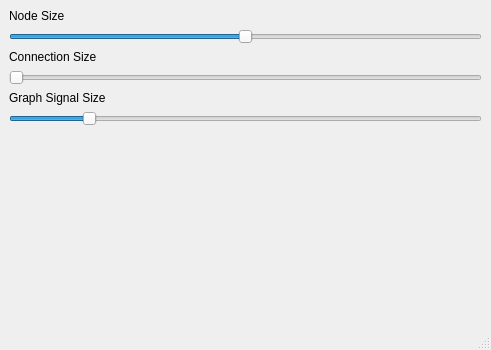
This is networksettings.ui in Namr/Connected as Qt 5 draws it before an edit. The edited form follows.
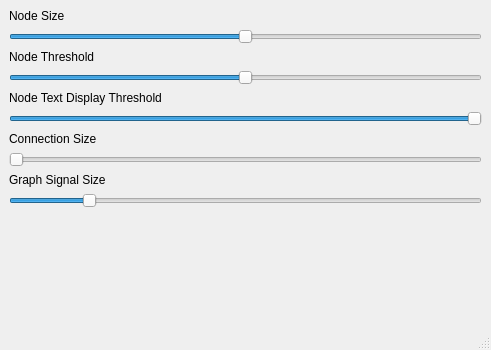
This is the edited form.

Patch:
```diff
--- a/networksettings.ui
+++ b/networksettings.ui
@@ -37,6 +37,46 @@
         </property>
        </widget>
       </item>
+      <item>
+       <widget class="QLabel" name="label_4">
+        <property name="text">
+         <string>Node Threshold</string>
+        </property>
+       </widget>
+      </item>
+      <item>
+       <widget class="QSlider" name="horizontalSlider">
+        <property name="maximum">
+         <number>100</number>
+        </property>
+        <property name="value">
+         <number>50</number>
+        </property>
+        <property name="orientation">
+         <enum>Qt::Horizontal</enum>
+        </property>
+       </widget>
+      </item>
+      <item>
+       <widget class="QLabel" name="label_5">
+        <property name="text">
+         <string>Node Text Display Threshold</string>
+        </property>
+       </widget>
+      </item>
+      <item>
+       <widget class="QSlider" name="horizontalSlider_2">
+        <property name="maximum">
+         <number>100</number>
+        </property>
+        <property name="value">
+         <number>100</number>
+        </property>
+        <property name="orientation">
+         <enum>Qt::Horizontal</enum>
+        </property>
+       </widget>
+      </item>
       <item>
        <widget class="QLabel" name="label_2">
         <property name="text">
```
